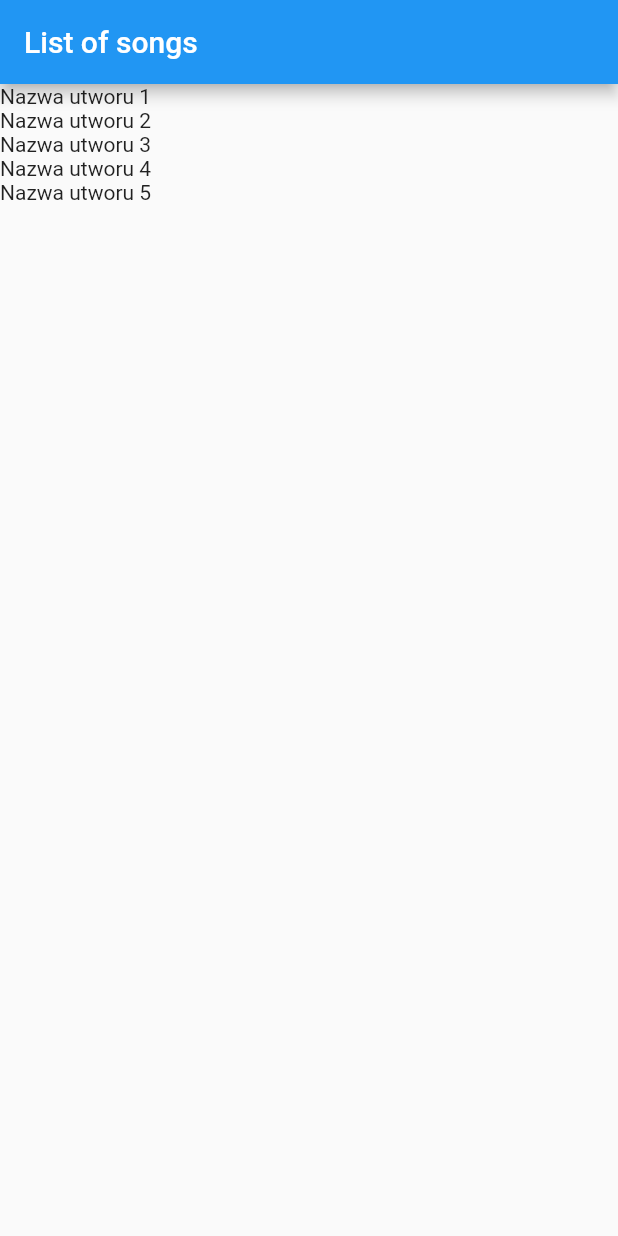
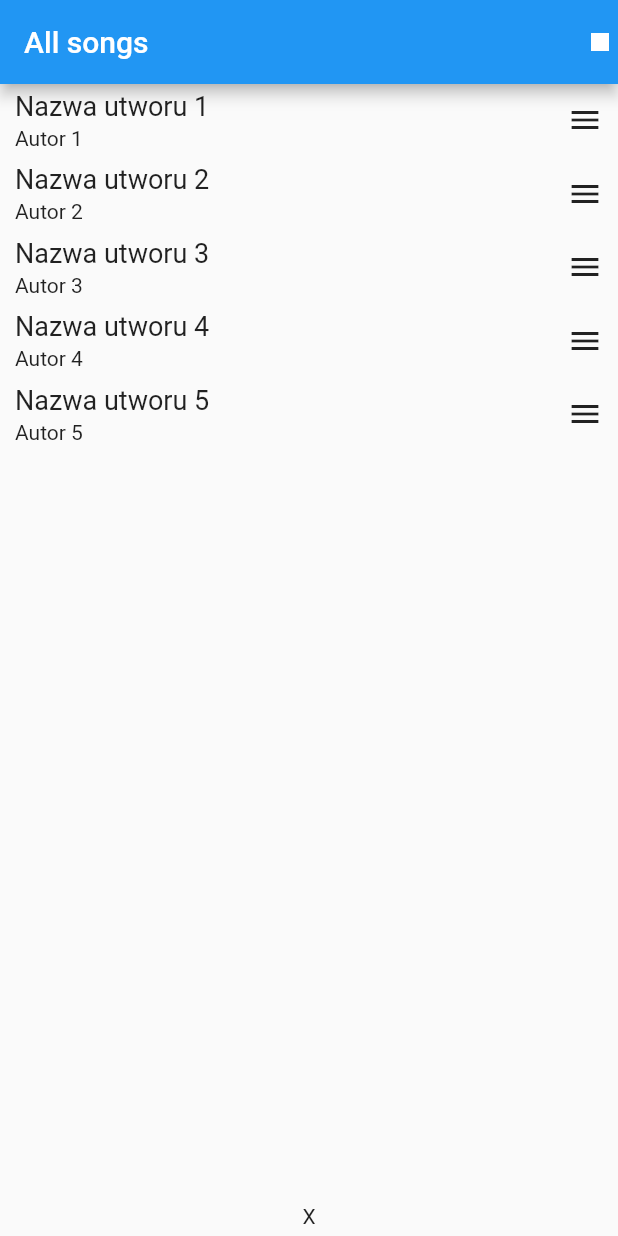
Before and after one commit to MDolega20/music_player_flutter, a Flutter app: the screen it shows after launch, on a phone screen of 412 x 824 dp. Run offline on Flutter 3.47's test engine with Material 2 defaults, Android fonts, the phone set to English and light mode, and no system bars; our stand-ins replace assets_audio_player.

Commit message:
start code controls and add first song

```diff
--- a/lib/main.dart
+++ b/lib/main.dart
@@ -43,27 +43,83 @@ class _MyHomePageState extends State<MyHomePage> {
   }
 
   Widget _build(BuildContext context) {
-    return Scaffold(
-      appBar: AppBar(
-        title: Text("List of songs"),
-      ),
-      body: ScopedModelDescendant<MusicModel>(
-        builder: (context, child, model) =>
-            AnnotatedRegion<SystemUiOverlayStyle>(
-          value: SystemUiOverlayStyle.dark,
-          child: ListView.builder(
-              itemCount: model.tracks.length,
-              itemBuilder: (context, index) {
-                final item = model.tracks[index];
-                return Text(item.title);
-              }),
-        ),
-      ),
-    );
+    return ScopedModelDescendant<MusicModel>(
+        builder: (context, child, model) => Scaffold(
+              appBar: AppBar(
+                title: Text("All songs"),
+                actions: <Widget>[
+                  InkWell(
+                    onTap: () => model.stopTrack(),
+                    child: Icon(Icons.stop),
+                  )
+                ],
+              ),
+              body: AnnotatedRegion<SystemUiOverlayStyle>(
+                value: SystemUiOverlayStyle.dark,
+                child: Stack(
+                  children: <Widget>[
+                    _tracks(context, model),
+                    Positioned(
+                      bottom: 0,
+                      left: 0,
+                      right: 0,
+                      child: Padding(
+                        padding: EdgeInsets.only(bottom: 5, top: 5),
+                        child: Row(
+                          mainAxisAlignment: MainAxisAlignment.center,
+                          children: <Widget>[
+                            Text("X")
+                          ],
+                        ),
+                      ),
+                    )
+                  ],
+                ),
+              ),
+            ));
   }
 
   Widget _placeholder(BuildContext context) {
     //TODO loading screen
     return Text("LOADING");
   }
+
+  Widget _tracks(BuildContext context, model) {
+    return ListView.builder(
+        itemCount: model.tracks.length,
+        itemBuilder: (context, index) {
+          final item = model.tracks[index];
+          return GestureDetector(
+            onTap: () => model.playTrack(item),
+            child: Padding(
+              padding: EdgeInsets.only(left: 10, right: 10, top: 4, bottom: 5),
+              child: Row(
+                mainAxisAlignment: MainAxisAlignment.spaceBetween,
+                children: <Widget>[
+                  Column(
+                    mainAxisAlignment: MainAxisAlignment.start,
+                    crossAxisAlignment: CrossAxisAlignment.start,
+                    children: <Widget>[
+                      Text(
+                        item.title,
+                        style: TextStyle(fontSize: 18),
+                      ),
+                      SizedBox(
+                        height: 3,
+                      ),
+                      Text(
+                        item.author,
+//                                    style: TextStyle(fontSize: 20),
+                      )
+                    ],
+                  ),
+                  InkWell(
+                    child: Icon(Icons.menu),
+                  ),
+                ],
+              ),
+            ),
+          );
+        });
+  }
 }
--- a/lib/model/MusicModel.dart
+++ b/lib/model/MusicModel.dart
@@ -1,30 +1,77 @@
+import 'package:assets_audio_player/assets_audio_player.dart';
 import 'package:scoped_model/scoped_model.dart';
 
-// ideas
-// https://github.com/iampawan/Flutter-Music-Player/blob/master/lib/data/song_data.dart
+// idea
 // https://github.com/florent37/Flutter-AssetsAudioPlayer
 
-
-class MusicModel extends Model{
-  Track _song;
+class MusicModel extends Model {
+  Track track;
   List<Track> tracks = [];
+  List<Track> favourite = [];
   bool loading = true;
   String error;
+
+  final AssetsAudioPlayer assetsAudioPlayer = AssetsAudioPlayer();
 
   void findSounds() {
     loading = true;
     List<Track> _tracks = [
-      Track(title:"Nazwa utworu 1", author:"Autor", assetName:"track01.mp3", assetFolder: "music"),
-      Track(title:"Nazwa utworu 2", author:"Autor", assetName:"track01.mp3", assetFolder: "music"),
-      Track(title:"Nazwa utworu 3", author:"Autor", assetName:"track01.mp3", assetFolder: "music"),
-      Track(title:"Nazwa utworu 4", author:"Autor", assetName:"track01.mp3", assetFolder: "music"),
-      Track(title:"Nazwa utworu 5", author:"Autor", assetName:"track01.mp3", assetFolder: "music"),
+      Track(
+          title: "Nazwa utworu 1",
+          author: "Autor 1",
+          assetName: "track01.mp3",
+          assetFolder: "music"),
+      Track(
+          title: "Nazwa utworu 2",
+          author: "Autor 2",
+          assetName: "track01.mp3",
+          assetFolder: "music"),
+      Track(
+          title: "Nazwa utworu 3",
+          author: "Autor 3",
+          assetName: "track01.mp3",
+          assetFolder: "music"),
+      Track(
+          title: "Nazwa utworu 4",
+          author: "Autor 4",
+          assetName: "track01.mp3",
+          assetFolder: "music"),
+      Track(
+          title: "Nazwa utworu 5",
+          author: "Autor 5",
+          assetName: "track01.mp3",
+          assetFolder: "music"),
     ];
 
     tracks = _tracks;
 
     loading = false;
     notifyListeners();
+  }
+
+  void playTrack(Track _track) {
+    if (track != null) {
+      track = _track;
+    }
+
+    assetsAudioPlayer.open(AssetsAudio(
+      asset: _track.assetName,
+      folder: "assets/${_track.assetFolder}/",
+    ));
+    assetsAudioPlayer.play();
+
+    notifyListeners();
+  }
+
+  void stopTrack() {
+//    final PlayingAudio playing = assetsAudioPlayer.current.value;
+//
+//    assetsAudioPlayer.current.listen((playingAudio){
+//      final asset = playingAudio.assetAudio;
+//      final songDuration = playingAudio.duration;
+//    });
+
+    assetsAudioPlayer.pause();
   }
 }
 
@@ -33,6 +80,15 @@ class Track {
   String author;
   String assetName;
   String assetFolder;
+  String duration = null;
+  String image = "default.jpg";
 
-  Track({this.title, this.author, this.assetName, this.assetFolder});
+  Track(
+      {
+        this.title,
+      this.author,
+      this.assetName,
+      this.assetFolder,
+      this.duration,
+      this.image});
 }
--- a/pubspec.yaml
+++ b/pubspec.yaml
@@ -12,6 +12,7 @@ dependencies:
 
   cupertino_icons: ^0.1.2
   scoped_model:
+  assets_audio_player:
 
 dev_dependencies:
   flutter_test:
@@ -20,3 +21,6 @@ dev_dependencies:
 
 flutter:
   uses-material-design: true
+  assets:
+    - assets/
+    - assets/music/
```
Also changed, not shown: assets/images/default.jpg (added), pubspec.lock, 1 other file.
